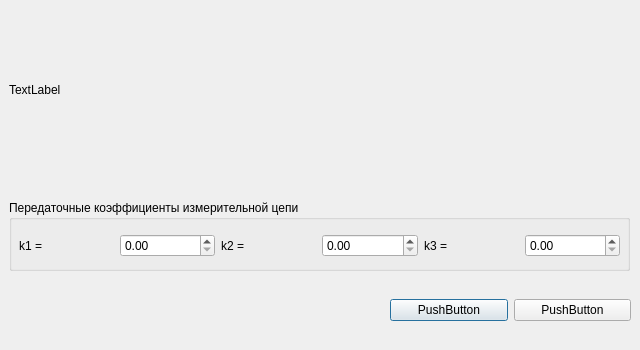
This is TRecMeasLoopParamDlg.ui in AntonZhuykov/TRec as Qt 5 draws it before an edit. The edited form follows.
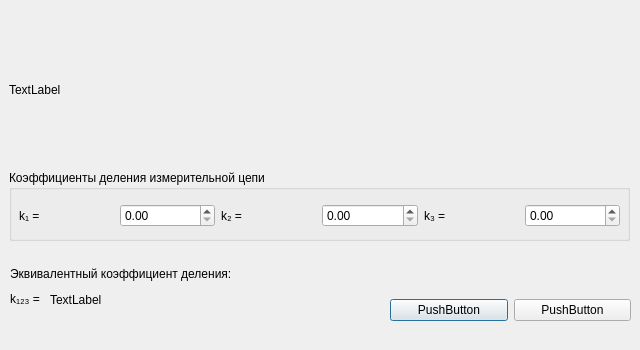
This is the edited form.

Diff of the .ui file:
```diff
--- a/TRecMeasLoopParamDlg.ui
+++ b/TRecMeasLoopParamDlg.ui
@@ -56,13 +56,13 @@
    <property name="geometry">
     <rect>
      <x>9</x>
-     <y>200</y>
+     <y>170</y>
      <width>621</width>
      <height>71</height>
     </rect>
    </property>
    <property name="title">
-    <string>Передаточные коэффициенты измерительной цепи</string>
+    <string>Коэффициенты деления измерительной цепи</string>
    </property>
    <widget class="QWidget" name="horizontalLayoutWidget_2">
     <property name="geometry">
@@ -77,7 +77,7 @@
      <item>
       <widget class="QLabel" name="k1Label">
        <property name="text">
-        <string>k1 = </string>
+        <string>k₁ = </string>
        </property>
       </widget>
      </item>
@@ -87,7 +87,7 @@
      <item>
       <widget class="QLabel" name="k2Label">
        <property name="text">
-        <string>k2 = </string>
+        <string>k₂ = </string>
        </property>
       </widget>
      </item>
@@ -97,7 +97,7 @@
      <item>
       <widget class="QLabel" name="k3Label">
        <property name="text">
-        <string>k3 = </string>
+        <string>k₃ = </string>
        </property>
       </widget>
      </item>
@@ -107,6 +107,50 @@
     </layout>
    </widget>
   </widget>
+  <widget class="QLabel" name="EqCoefBanner">
+   <property name="geometry">
+    <rect>
+     <x>10</x>
+     <y>265</y>
+     <width>331</width>
+     <height>18</height>
+    </rect>
+   </property>
+   <property name="text">
+    <string>Эквивалентный коэффициент деления:</string>
+   </property>
+  </widget>
+  <widget class="QLabel" name="EqCoefLabel">
+   <property name="geometry">
+    <rect>
+     <x>10</x>
+     <y>290</y>
+     <width>41</width>
+     <height>18</height>
+    </rect>
+   </property>
+   <property name="text">
+    <string>k₁₂₃ = </string>
+   </property>
+  </widget>
+  <widget class="QLabel" name="EqCoefValue">
+   <property name="geometry">
+    <rect>
+     <x>50</x>
+     <y>290</y>
+     <width>61</width>
+     <height>20</height>
+    </rect>
+   </property>
+   <property name="font">
+    <font>
+     <bold>false</bold>
+    </font>
+   </property>
+   <property name="text">
+    <string>TextLabel</string>
+   </property>
+  </widget>
  </widget>
  <resources/>
  <connections/>
```
